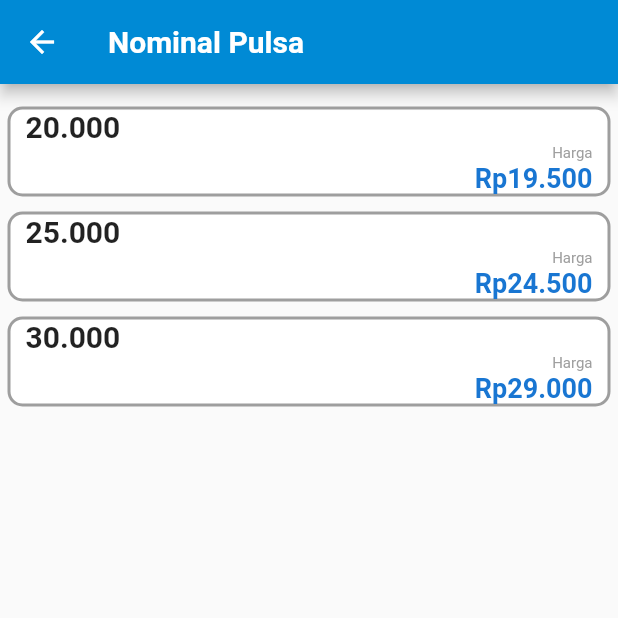
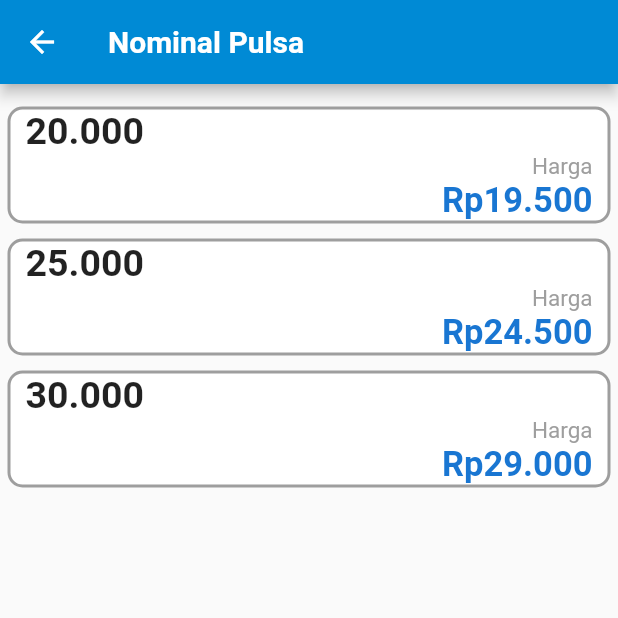
Before and after one commit to idhamramadito/robotbiru, a Flutter app: the NominalPulsa screen opened by its route, on a phone screen of 412 x 824 dp, the top half of it. Run offline on Flutter 3.47's test engine with Material 2 defaults, Android fonts, the phone set to English and light mode, and no system bars; our stand-ins replace pin_code_fields.

Commit message:
ganti font size

```diff
--- a/homepage/lib/pages/dashboard_tabs/home/submenu/pulsa/components/nominal_pulsa.dart
+++ b/homepage/lib/pages/dashboard_tabs/home/submenu/pulsa/components/nominal_pulsa.dart
@@ -46,7 +46,7 @@ class _NominalPulsaState extends State<NominalPulsa> {
                       child: Text(
                         boxAtas[index][0],
                         style: TextStyle(
-                            fontSize: 20, fontWeight: FontWeight.bold),
+                            fontSize: 25, fontWeight: FontWeight.bold),
                         textAlign: TextAlign.left,
                       ),
                     ),
@@ -55,7 +55,7 @@ class _NominalPulsaState extends State<NominalPulsa> {
                       child: Text(
                         boxAtas[index][1],
                         style: TextStyle(
-                            fontSize: 10,
+                            fontSize: 15,
                             fontWeight: FontWeight.normal,
                             color: Colors.grey),
                         textAlign: TextAlign.right,
@@ -66,7 +66,7 @@ class _NominalPulsaState extends State<NominalPulsa> {
                       child: Text(
                         boxAtas[index][2],
                         style: TextStyle(
-                            fontSize: 18,
+                            fontSize: 23,
                             fontWeight: FontWeight.bold,
                             color: Colors.blue[700]),
                         textAlign: TextAlign.right,
```
